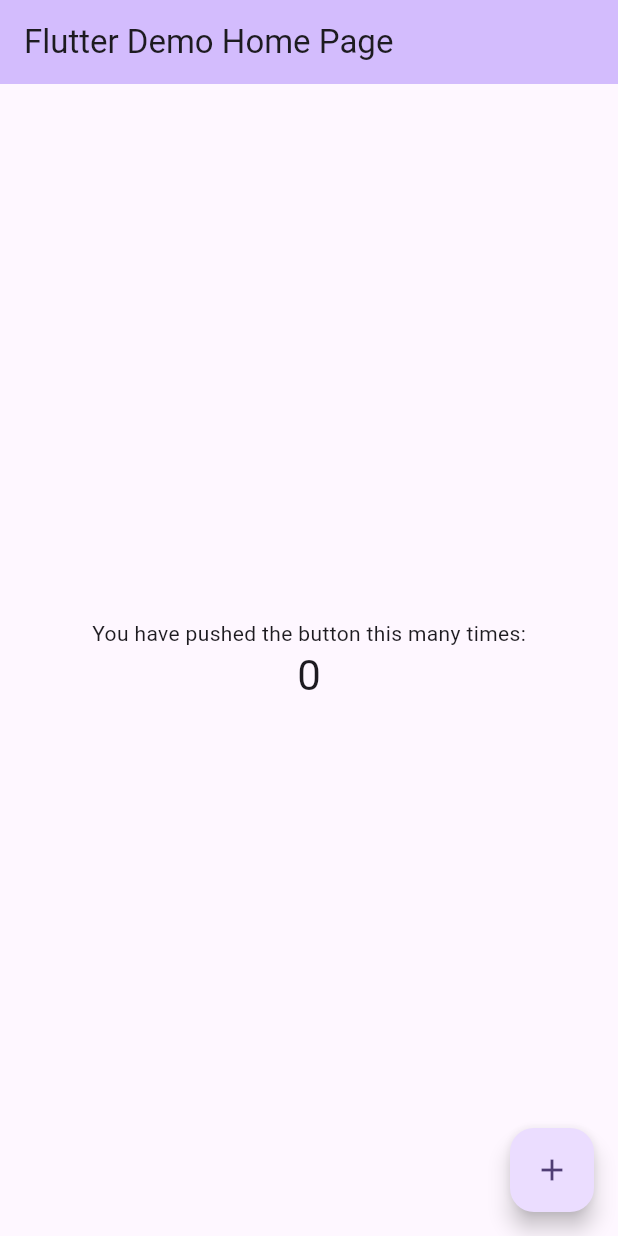
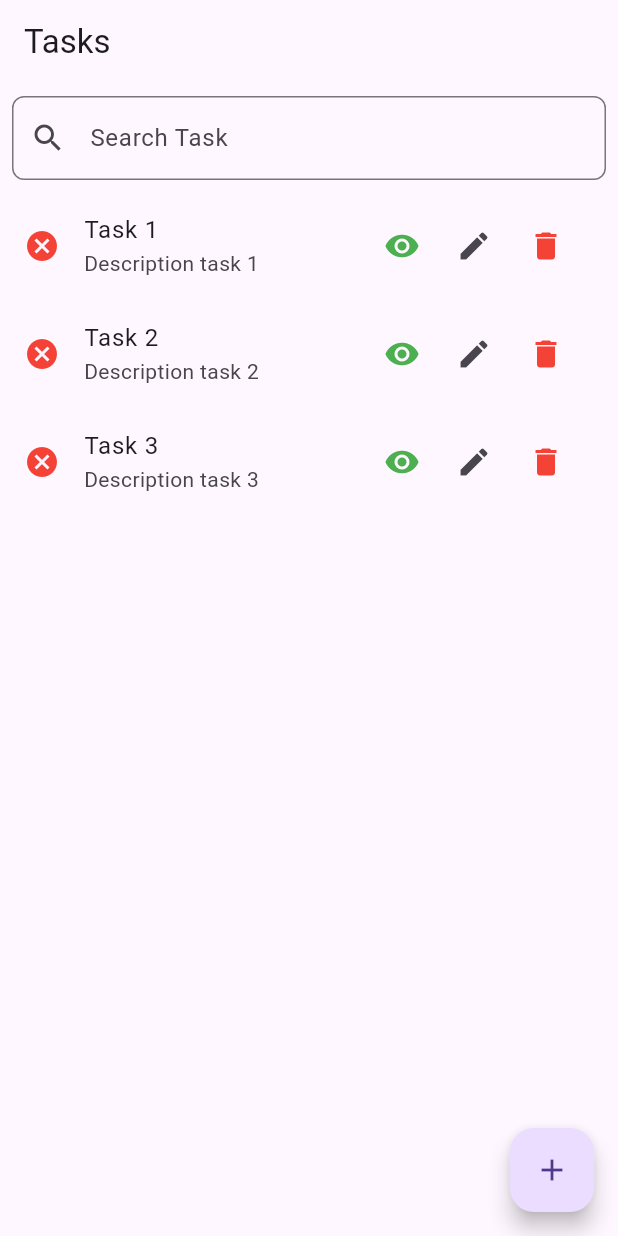
Before and after one commit to LorenzoBondan/Tasks-Management, a Flutter app: the screen it shows after launch, on a phone screen of 412 x 824 dp. Run offline on Flutter 3.47's test engine with Material 3 defaults, Android fonts, the phone set to English and light mode, and no system bars.

Commit message:
add option to change isCompleted in taskList

```diff
--- a/lib/main.dart
+++ b/lib/main.dart
@@ -1,4 +1,8 @@
 import 'package:flutter/material.dart';
+import 'package:provider/provider.dart';
+import 'package:tasks_management/services/comment_service.dart';
+import 'package:tasks_management/services/task_service.dart';
+import 'package:tasks_management/view/tasks/task_list_page.dart';
 
 void main() {
   runApp(const MyApp());
@@ -7,116 +11,18 @@ void main() {
 class MyApp extends StatelessWidget {
   const MyApp({super.key});
 
-  // This widget is the root of your application.
   @override
   Widget build(BuildContext context) {
-    return MaterialApp(
-      title: 'Flutter Demo',
-      theme: ThemeData(
-        // This is the theme of your application.
-        //
-        // TRY THIS: Try running your application with "flutter run". You'll see
-        // the application has a purple toolbar. Then, without quitting the app,
-        // try changing the seedColor in the colorScheme below to Colors.green
-        // and then invoke "hot reload" (save your changes or press the "hot
-        // reload" button in a Flutter-supported IDE, or press "r" if you used
-        // the command line to start the app).
-        //
-        // Notice that the counter didn't reset back to zero; the application
-        // state is not lost during the reload. To reset the state, use hot
-        // restart instead.
-        //
-        // This works for code too, not just values: Most code changes can be
-        // tested with just a hot reload.
-        colorScheme: ColorScheme.fromSeed(seedColor: Colors.deepPurple),
+    return MultiProvider(
+      providers: [
+        ChangeNotifierProvider(create: (_) => TaskService()),
+        ChangeNotifierProvider(create: (_) => CommentService())
+      ],
+      child: MaterialApp(
+        title: 'Tasks Management',
+        theme: ThemeData(primarySwatch: Colors.blue),
+        home: const TaskListPage(),
       ),
-      home: const MyHomePage(title: 'Flutter Demo Home Page'),
     );
   }
 }
-
-class MyHomePage extends StatefulWidget {
-  const MyHomePage({super.key, required this.title});
-
-  // This widget is the home page of your application. It is stateful, meaning
-  // that it has a State object (defined below) that contains fields that affect
-  // how it looks.
-
-  // This class is the configuration for the state. It holds the values (in this
-  // case the title) provided by the parent (in this case the App widget) and
-  // used by the build method of the State. Fields in a Widget subclass are
-  // always marked "final".
-
-  final String title;
-
-  @override
-  State<MyHomePage> createState() => _MyHomePageState();
-}
-
-class _MyHomePageState extends State<MyHomePage> {
-  int _counter = 0;
-
-  void _incrementCounter() {
-    setState(() {
-      // This call to setState tells the Flutter framework that something has
-      // changed in this State, which causes it to rerun the build method below
-      // so that the display can reflect the updated values. If we changed
-      // _counter without calling setState(), then the build method would not be
-      // called again, and so nothing would appear to happen.
-      _counter++;
-    });
-  }
-
-  @override
-  Widget build(BuildContext context) {
-    // This method is rerun every time setState is called, for instance as done
-    // by the _incrementCounter method above.
-    //
-    // The Flutter framework has been optimized to make rerunning build methods
-    // fast, so that you can just rebuild anything that needs updating rather
-    // than having to individually change instances of widgets.
-    return Scaffold(
-      appBar: AppBar(
-        // TRY THIS: Try changing the color here to a specific color (to
-        // Colors.amber, perhaps?) and trigger a hot reload to see the AppBar
-        // change color while the other colors stay the same.
-        backgroundColor: Theme.of(context).colorScheme.inversePrimary,
-        // Here we take the value from the MyHomePage object that was created by
-        // the App.build method, and use it to set our appbar title.
-        title: Text(widget.title),
-      ),
-      body: Center(
-        // Center is a layout widget. It takes a single child and positions it
-        // in the middle of the parent.
-        child: Column(
-          // Column is also a layout widget. It takes a list of children and
-          // arranges them vertically. By default, it sizes itself to fit its
-          // children horizontally, and tries to be as tall as its parent.
-          //
-          // Column has various properties to control how it sizes itself and
-          // how it positions its children. Here we use mainAxisAlignment to
-          // center the children vertically; the main axis here is the vertical
-          // axis because Columns are vertical (the cross axis would be
-          // horizontal).
-          //
-          // TRY THIS: Invoke "debug painting" (choose the "Toggle Debug Paint"
-          // action in the IDE, or press "p" in the console), to see the
-          // wireframe for each widget.
-          mainAxisAlignment: MainAxisAlignment.center,
-          children: <Widget>[
-            const Text('You have pushed the button this many times:'),
-            Text(
-              '$_counter',
-              style: Theme.of(context).textTheme.headlineMedium,
-            ),
-          ],
-        ),
-      ),
-      floatingActionButton: FloatingActionButton(
-        onPressed: _incrementCounter,
-        tooltip: 'Increment',
-        child: const Icon(Icons.add),
-      ), // This trailing comma makes auto-formatting nicer for build methods.
-    );
-  }
-}
--- /dev/null
+++ b/lib/view/tasks/task_list_page.dart
@@ -0,0 +1,147 @@
+import 'package:flutter/material.dart';
+import 'package:provider/provider.dart';
+import 'package:tasks_management/services/task_service.dart';
+import 'package:tasks_management/view/tasks/task_details_page.dart';
+import 'package:tasks_management/view/tasks/task_form_page.dart';
+
+class TaskListPage extends StatefulWidget {
+  const TaskListPage({super.key});
+
+  @override
+  State<TaskListPage> createState() => _TaskListPageState();
+}
+
+class _TaskListPageState extends State<TaskListPage> {
+  final TextEditingController _searchController = TextEditingController();
+  String _searchQuery = '';
+
+  void _refreshTasks() {
+    setState(() {});
+  }
+
+  void _confirmDelete(BuildContext context, int taskId) {
+    showDialog(
+      context: context,
+      builder: (BuildContext dialogContext) {
+        return AlertDialog(
+          title: const Text("Confirm Deletion"),
+          content: const Text("Are you sure you want to delete this Task?"),
+          actions: [
+            TextButton(
+              onPressed: () => Navigator.pop(dialogContext),
+              child: const Text("Cancel"),
+            ),
+            TextButton(
+              onPressed: () {
+                Provider.of<TaskService>(context, listen: false).delete(taskId);
+                Navigator.pop(dialogContext);
+              },
+              child: const Text("Delete", style: TextStyle(color: Colors.red)),
+            ),
+          ],
+        );
+      },
+    );
+  }
+
+  @override
+  Widget build(BuildContext context) {
+    final service = Provider.of<TaskService>(context);
+    final filteredTasks = service.findAll
+        .where((task) => task.title.toLowerCase().contains(_searchQuery.toLowerCase()))
+        .toList();
+
+    return Scaffold(
+      appBar: AppBar(title: const Text('Tasks')),
+      body: Column(
+        children: [
+          Padding(
+            padding: const EdgeInsets.all(8.0),
+
+            child: TextField(
+              controller: _searchController,
+              decoration: InputDecoration(
+                labelText: 'Search Task',
+                prefixIcon: const Icon(Icons.search),
+                border: OutlineInputBorder(borderRadius: BorderRadius.circular(8.0)),
+              ),
+              onChanged: (value) {
+                setState(() {
+                  _searchQuery = value;
+                });
+              },
+            ),
+
+          ),
+          Expanded(
+            child: ListView.builder(
+              itemCount: filteredTasks.length,
+              itemBuilder: (context, index) {
+                final item = filteredTasks[index];
+                return ListTile(
+                  title: Text(item.title),
+                  subtitle: Text(item.description),
+                  leading: GestureDetector(
+                    onTap: () {
+                      final taskService = Provider.of<TaskService>(context, listen: false);
+                      taskService.updateIsCompleted(item.id);
+                      setState(() {});
+                    },
+                    child: Icon(
+                      item.isCompleted ? Icons.check_circle : Icons.cancel,
+                      color: item.isCompleted ? Colors.green : Colors.red,
+                    ),
+                  ),
+                  // add priority
+
+                  trailing: Row(
+                    mainAxisSize: MainAxisSize.min,
+                    children: [
+
+                      IconButton(
+                        icon: const Icon(Icons.visibility, color: Colors.green),
+                        onPressed: () {
+                          Navigator.push(
+                            context,
+                            MaterialPageRoute(
+                              builder: (context) => TaskDetailsPage(task: item, onToggleCompletion: _refreshTasks),
+                            ),
+                          );
+                        },
+                      ),
+
+                      IconButton(
+                        icon: const Icon(Icons.edit),
+                        onPressed: () {
+                          Navigator.push(
+                            context,
+                            MaterialPageRoute(builder: (context) => TaskFormPage(task: item)),
+                          );
+                        },
+                      ),
+
+                      IconButton(
+                        icon: const Icon(Icons.delete, color: Colors.red),
+                        onPressed: () => _confirmDelete(context, item.id),
+                      ),
+
+                    ],
+                  ),
+                );
+              },
+            ),
+          ),
+        ],
+      ),
+      floatingActionButton: FloatingActionButton(
+        child: const Icon(Icons.add),
+        onPressed: () {
+          Navigator.push(
+            context,
+            MaterialPageRoute(builder: (context) => const TaskFormPage()),
+          );
+        },
+      ),
+    );
+  }
+}
```
Also changed, not shown: lib/view/tasks/task_details_page.dart (+10 -4 lines).
